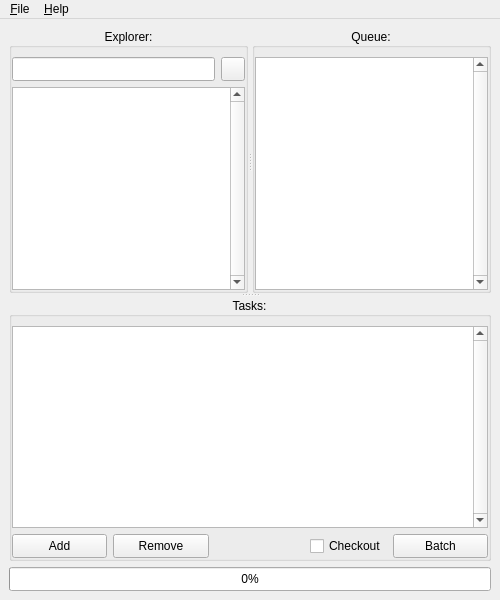
Old version of the form ui/qezbatcher.ui in the repository bhsingleton/ezbatcher.
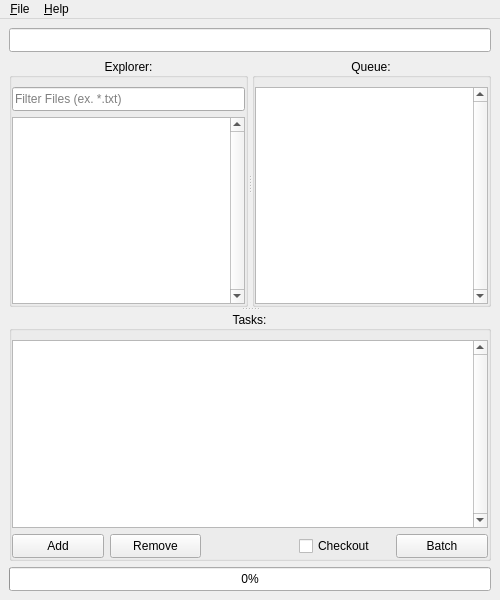
New version of the form. Icons and pictures are not drawn. Custom widgets are drawn as their Qt base class.

Commit message: Breaking callback notifier into separate pre/post events.

```diff
--- a/ui/qezbatcher.ui
+++ b/ui/qezbatcher.ui
@@ -10,6 +10,12 @@
     <height>600</height>
    </rect>
   </property>
+  <property name="minimumSize">
+   <size>
+    <width>400</width>
+    <height>500</height>
+   </size>
+  </property>
   <property name="windowTitle">
    <string>EzBatcher</string>
   </property>
@@ -43,6 +49,22 @@
         <property name="bottomMargin">
          <number>0</number>
         </property>
+        <item>
+         <widget class="QDirectoryEdit" name="cwdLineEdit">
+          <property name="minimumSize">
+           <size>
+            <width>0</width>
+            <height>24</height>
+           </size>
+          </property>
+          <property name="maximumSize">
+           <size>
+            <width>16777215</width>
+            <height>24</height>
+           </size>
+          </property>
+         </widget>
+        </item>
         <item>
          <widget class="QSplitter" name="filesSplitter">
           <property name="sizePolicy">
@@ -75,69 +97,25 @@
              <number>0</number>
             </property>
             <item>
-             <widget class="QWidget" name="cwdWidget" native="true">
-              <layout class="QHBoxLayout" name="horizontalLayout_2">
-               <property name="leftMargin">
-                <number>0</number>
-               </property>
-               <property name="topMargin">
-                <number>0</number>
-               </property>
-               <property name="rightMargin">
-                <number>0</number>
-               </property>
-               <property name="bottomMargin">
-                <number>0</number>
-               </property>
-               <item>
-                <widget class="QLineEdit" name="cwdLineEdit">
-                 <property name="minimumSize">
-                  <size>
-                   <width>0</width>
-                   <height>24</height>
-                  </size>
-                 </property>
-                 <property name="maximumSize">
-                  <size>
-                   <width>16777215</width>
-                   <height>24</height>
-                  </size>
-                 </property>
-                 <property name="readOnly">
-                  <bool>true</bool>
-                 </property>
-                </widget>
-               </item>
-               <item>
-                <widget class="QPushButton" name="cwdPushButton">
-                 <property name="sizePolicy">
-                  <sizepolicy hsizetype="Fixed" vsizetype="Fixed">
-                   <horstretch>0</horstretch>
-                   <verstretch>0</verstretch>
-                  </sizepolicy>
-                 </property>
-                 <property name="minimumSize">
-                  <size>
-                   <width>24</width>
-                   <height>24</height>
-                  </size>
-                 </property>
-                 <property name="maximumSize">
-                  <size>
-                   <width>24</width>
-                   <height>24</height>
-                  </size>
-                 </property>
-                 <property name="text">
-                  <string/>
-                 </property>
-                 <property name="icon">
-                  <iconset resource="D:/_Wayfinder/AirshipCadet/tools/Python/dcc/ui/resources.qrc">
-                   <normaloff>:/dcc/icons/open_folder.svg</normaloff>:/dcc/icons/open_folder.svg</iconset>
-                 </property>
-                </widget>
-               </item>
-              </layout>
+             <widget class="QLineEdit" name="explorerFilterLineEdit">
+              <property name="minimumSize">
+               <size>
+                <width>0</width>
+                <height>24</height>
+               </size>
+              </property>
+              <property name="maximumSize">
+               <size>
+                <width>16777215</width>
+                <height>24</height>
+               </size>
+              </property>
+              <property name="placeholderText">
+               <string>Filter Files (ex. *.txt)</string>
+              </property>
+              <property name="clearButtonEnabled">
+               <bool>true</bool>
+              </property>
              </widget>
             </item>
             <item>
@@ -396,13 +374,34 @@
              <property name="sizeHint" stdset="0">
               <size>
                <width>40</width>
-               <height>20</height>
+               <height>24</height>
               </size>
              </property>
             </spacer>
            </item>
            <item>
             <widget class="QCheckBox" name="checkoutCheckBox">
+             <property name="sizePolicy">
+              <sizepolicy hsizetype="Expanding" vsizetype="Fixed">
+               <horstretch>0</horstretch>
+               <verstretch>0</verstretch>
+              </sizepolicy>
+             </property>
+             <property name="minimumSize">
+              <size>
+               <width>0</width>
+               <height>24</height>
+              </size>
+             </property>
+             <property name="maximumSize">
+              <size>
+               <width>16777215</width>
+               <height>24</height>
+              </size>
+             </property>
+             <property name="toolTip">
+              <string>Checks out the processed files from perforce.</string>
+             </property>
              <property name="text">
               <string>Checkout</string>
              </property>
@@ -539,6 +538,11 @@
    <extends>QPushButton</extends>
    <header>dcc/ui/qdropdownbutton.h</header>
   </customwidget>
+  <customwidget>
+   <class>QDirectoryEdit</class>
+   <extends>QLineEdit</extends>
+   <header>dcc/ui/qdirectoryedit.h</header>
+  </customwidget>
  </customwidgets>
  <resources>
   <include location="D:/_Wayfinder/AirshipCadet/tools/Python/dcc/ui/resources.qrc"/>
```
Left out of the diff: 20 changed lines with no effect on the pictures. The commit also changes 2 other files.
